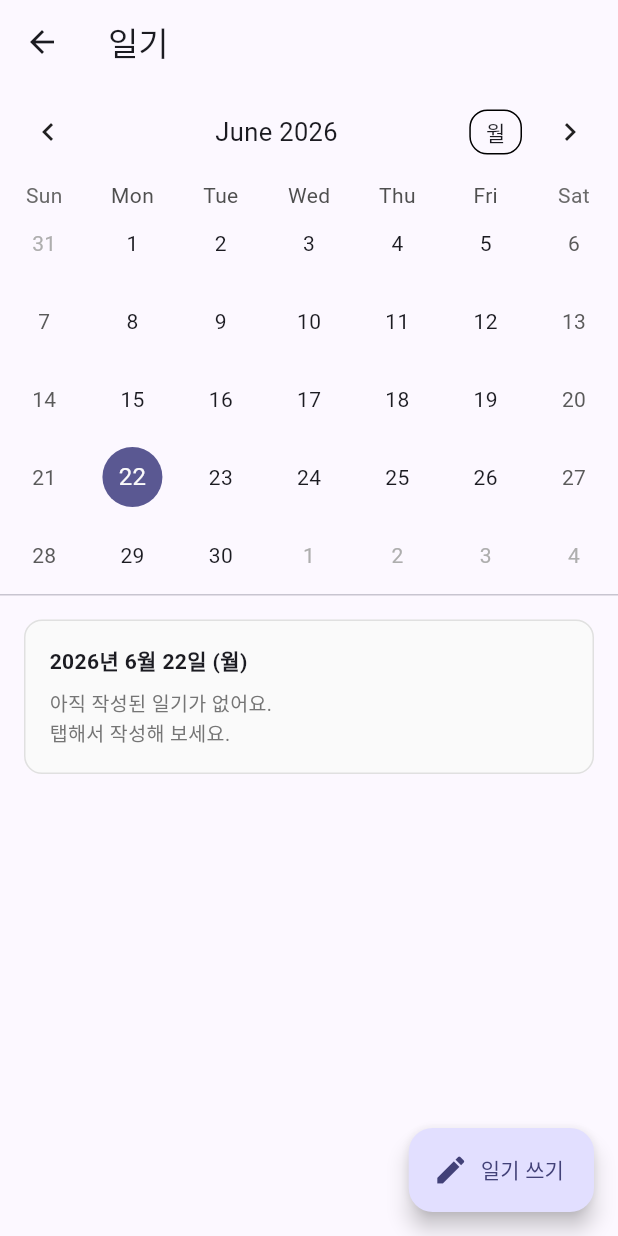
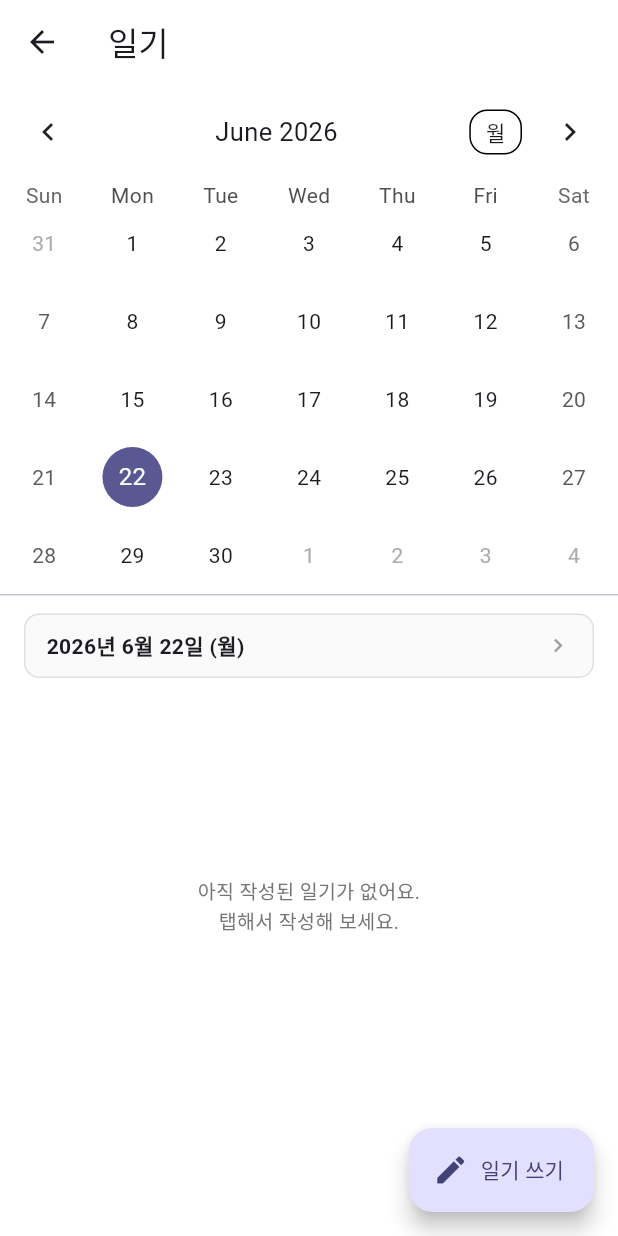
Before and after one commit to hongsytop-tech/Mobile-Application-Maker, a Flutter app: the DiaryCalendarScreen screen opened directly, on a phone screen of 412 x 824 dp. Run offline on Flutter 3.47's test engine with Material 3 defaults, Android fonts, the phone set to English and light mode, and no system bars; drawn by our look-alikes of table_calendar; our stand-ins replace cached_network_image, dio, fl_chart, flutter_dotenv, flutter_local_notifications, flutter_riverpod and 6 more; missing offline and left inert: dart:html; accounts and stored records are empty; network calls fail; Roboto replaces fonts that are missing (Pretendard).

Commit message:
feat(diary): 캘린더 미리보기를 일상/감사 두 섹션 각각 독립 스크롤로 분할 + theme: 배경 순백색으로 (seed-tint 제거)

```diff
--- a/lib/features/diary/screens/diary_calendar_screen.dart
+++ b/lib/features/diary/screens/diary_calendar_screen.dart
@@ -41,10 +41,7 @@ class _DiaryCalendarScreenState extends ConsumerState<DiaryCalendarScreen> {
         icon: Icon(selectedDiary == null ? Icons.edit : Icons.edit_note),
         label: Text(selectedDiary == null ? '일기 쓰기' : '일기 수정'),
       ),
-      body: RefreshIndicator(
-        onRefresh: () => SyncManager.instance.pullOnLogin(),
-        child: ListView(
-        physics: const AlwaysScrollableScrollPhysics(),
+      body: Column(
         children: [
           TableCalendar(
             firstDay: DateTime.utc(2020, 1, 1),
@@ -96,8 +93,7 @@ class _DiaryCalendarScreenState extends ConsumerState<DiaryCalendarScreen> {
             ),
           ),
           const Divider(height: 1),
-          Padding(
-            padding: const EdgeInsets.fromLTRB(16, 16, 16, 80),
+          Expanded(
             child: _DiaryPreview(
               date: _selectedDay,
               diary: selectedDiary,
@@ -106,11 +102,12 @@ class _DiaryCalendarScreenState extends ConsumerState<DiaryCalendarScreen> {
           ),
         ],
       ),
-      ),
     );
   }
 }
 
+/// 선택된 날짜의 일기 미리보기.
+/// 일상과 감사 일기 두 섹션을 각각 독립적으로 스크롤할 수 있게 분할 표시.
 class _DiaryPreview extends StatelessWidget {
   final DateTime date;
   final Diary? diary;
@@ -122,83 +119,161 @@ class _DiaryPreview extends StatelessWidget {
     required this.onTap,
   });
 
+  List<String> _filter(List<String>? src) =>
+      (src ?? const []).where((s) => s.trim().isNotEmpty).toList();
+
   @override
   Widget build(BuildContext context) {
     final df = DateFormat('yyyy년 M월 d일 (E)', 'ko_KR');
+    final primary = Theme.of(context).colorScheme.primary;
+    final sentences = _filter(diary?.sentences);
+    final gratitudes = _filter(diary?.gratitudes);
+    final bothEmpty = sentences.isEmpty && gratitudes.isEmpty;
 
-    return Material(
+    return Padding(
+      padding: const EdgeInsets.fromLTRB(16, 12, 16, 80),
+      child: Column(
+        crossAxisAlignment: CrossAxisAlignment.stretch,
+        children: [
+          // 상단 날짜 헤더 (탭하면 편집)
+          Material(
             color: Colors.grey.shade50,
-      borderRadius: BorderRadius.circular(12),
+            borderRadius: BorderRadius.circular(10),
             child: InkWell(
-        borderRadius: BorderRadius.circular(12),
+              borderRadius: BorderRadius.circular(10),
               onTap: onTap,
               child: Container(
-          width: double.infinity,
-          padding: const EdgeInsets.all(16),
+                padding: const EdgeInsets.symmetric(
+                    horizontal: 14, vertical: 10),
                 decoration: BoxDecoration(
+                  borderRadius: BorderRadius.circular(10),
                   border: Border.all(color: Colors.grey.shade300),
-            borderRadius: BorderRadius.circular(12),
                 ),
-          child: Column(
-            crossAxisAlignment: CrossAxisAlignment.start,
+                child: Row(
                   children: [
-              Text(
+                    Expanded(
+                      child: Text(
                         df.format(date),
                         style: const TextStyle(
-                  fontWeight: FontWeight.w600,
-                  fontSize: 14,
+                            fontWeight: FontWeight.w600, fontSize: 14),
                       ),
                     ),
-              const SizedBox(height: 8),
-              if (diary == null || diary!.isEmpty)
-                Text(
+                    Icon(Icons.chevron_right,
+                        size: 18, color: Colors.grey.shade500),
+                  ],
+                ),
+              ),
+            ),
+          ),
+          const SizedBox(height: 12),
+          if (bothEmpty)
+            Expanded(
+              child: Center(
+                child: Text(
                   '아직 작성된 일기가 없어요.\n탭해서 작성해 보세요.',
-                  style: TextStyle(
-                    color: Colors.grey.shade600,
-                    fontSize: 13,
+                  textAlign: TextAlign.center,
+                  style:
+                      TextStyle(color: Colors.grey.shade600, fontSize: 13),
+                ),
               ),
             )
           else ...[
-                Row(
+            // 두 섹션이 모두 있으면 50:50 으로 나눠 각각 독립 스크롤.
+            // 한 쪽만 있으면 그 섹션이 전체 공간을 차지.
+            if (sentences.isNotEmpty)
+              Expanded(
+                child: _Section(
+                  title: '일상',
+                  icon: Icons.format_list_bulleted,
+                  color: primary,
+                  items: sentences,
+                ),
+              ),
+            if (sentences.isNotEmpty && gratitudes.isNotEmpty)
+              const SizedBox(height: 12),
+            if (gratitudes.isNotEmpty)
+              Expanded(
+                child: _Section(
+                  title: '감사 일기',
+                  icon: Icons.favorite,
+                  color: Colors.pink.shade400,
+                  items: gratitudes,
+                ),
+              ),
+          ],
+        ],
+      ),
+    );
+  }
+}
+
+class _Section extends StatelessWidget {
+  final String title;
+  final IconData icon;
+  final Color color;
+  final List<String> items;
+
+  const _Section({
+    required this.title,
+    required this.icon,
+    required this.color,
+    required this.items,
+  });
+
+  @override
+  Widget build(BuildContext context) {
+    return Container(
+      decoration: BoxDecoration(
+        color: color.withOpacity(0.04),
+        borderRadius: BorderRadius.circular(12),
+        border: Border.all(color: color.withOpacity(0.25)),
+      ),
+      child: Column(
+        crossAxisAlignment: CrossAxisAlignment.stretch,
         children: [
-                    Icon(
-                      diary!.mode == DiaryMode.gratitude
-                          ? Icons.favorite
-                          : Icons.format_list_bulleted,
-                      size: 14,
-                      color: Theme.of(context).colorScheme.primary,
+          Padding(
+            padding: const EdgeInsets.fromLTRB(14, 10, 14, 6),
+            child: Row(
+              children: [
+                Icon(icon, size: 14, color: color),
+                const SizedBox(width: 6),
+                Text(
+                  title,
+                  style: TextStyle(
+                    fontSize: 12,
+                    fontWeight: FontWeight.w600,
+                    color: color,
+                  ),
                 ),
                 const SizedBox(width: 4),
                 Text(
-                      diary!.mode == DiaryMode.gratitude ? '감사 일기' : '일상',
+                  '${items.length}',
                   style: TextStyle(
-                        fontSize: 11,
-                        fontWeight: FontWeight.w600,
-                        color: Theme.of(context).colorScheme.primary,
+                      fontSize: 11, color: Colors.grey.shade500),
+                ),
+              ],
+            ),
+          ),
+          // 각 섹션 독립 스크롤 — RefreshIndicator 로 당겨서 새로고침도 가능.
+          Expanded(
+            child: RefreshIndicator(
+              onRefresh: () => SyncManager.instance.pullOnLogin(),
+              child: ListView.builder(
+                physics: const AlwaysScrollableScrollPhysics(),
+                padding: const EdgeInsets.fromLTRB(14, 0, 14, 10),
+                itemCount: items.length,
+                itemBuilder: (context, i) => Padding(
+                  padding: const EdgeInsets.only(bottom: 6),
+                  child: Text(
+                    '• ${items[i]}',
+                    style: const TextStyle(fontSize: 14, height: 1.5),
+                  ),
+                ),
+              ),
             ),
           ),
         ],
       ),
-                const SizedBox(height: 6),
-                Column(
-                  crossAxisAlignment: CrossAxisAlignment.start,
-                  children: (diary!.mode == DiaryMode.gratitude
-                          ? diary!.gratitudes
-                          : diary!.sentences)
-                      .where((s) => s.trim().isNotEmpty)
-                      .map((s) => Padding(
-                            padding: const EdgeInsets.only(bottom: 4),
-                            child: Text('• $s',
-                                style: const TextStyle(
-                                    fontSize: 14, height: 1.5)),
-                          ))
-                      .toList(),
-                ),
-              ],
-            ],
-          ),
-        ),
-      ),
     );
   }
 }
```
Also changed, not shown: lib/app.dart (+12 -1 lines). Lines whose indentation alone changed are shown as unchanged.
